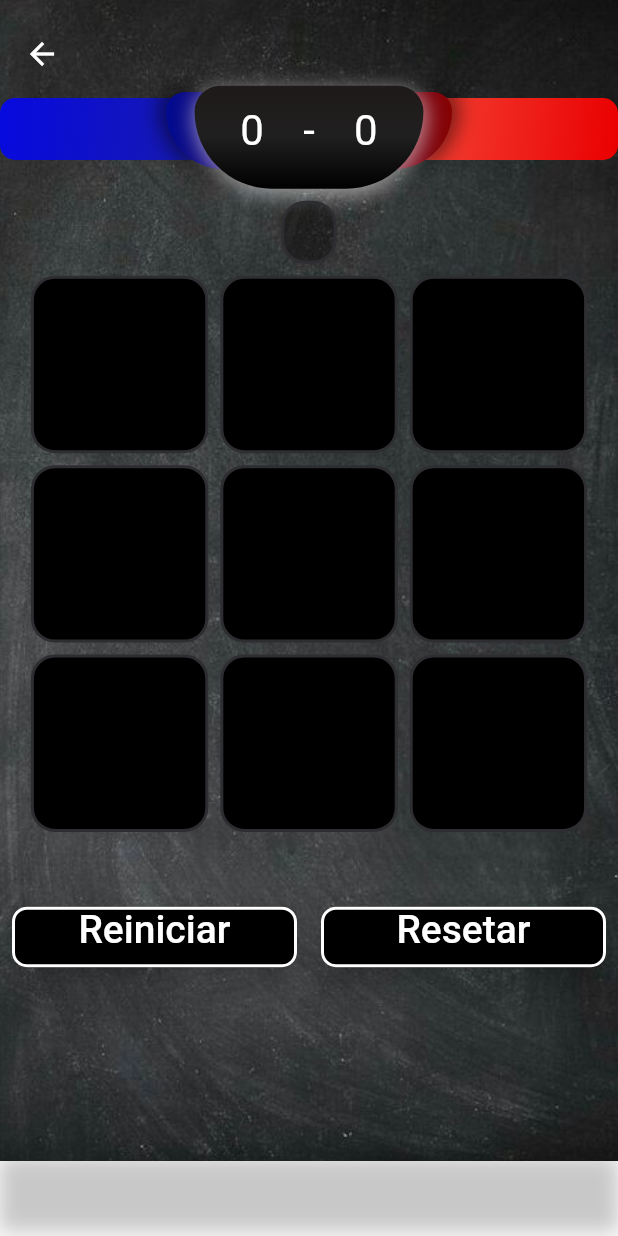
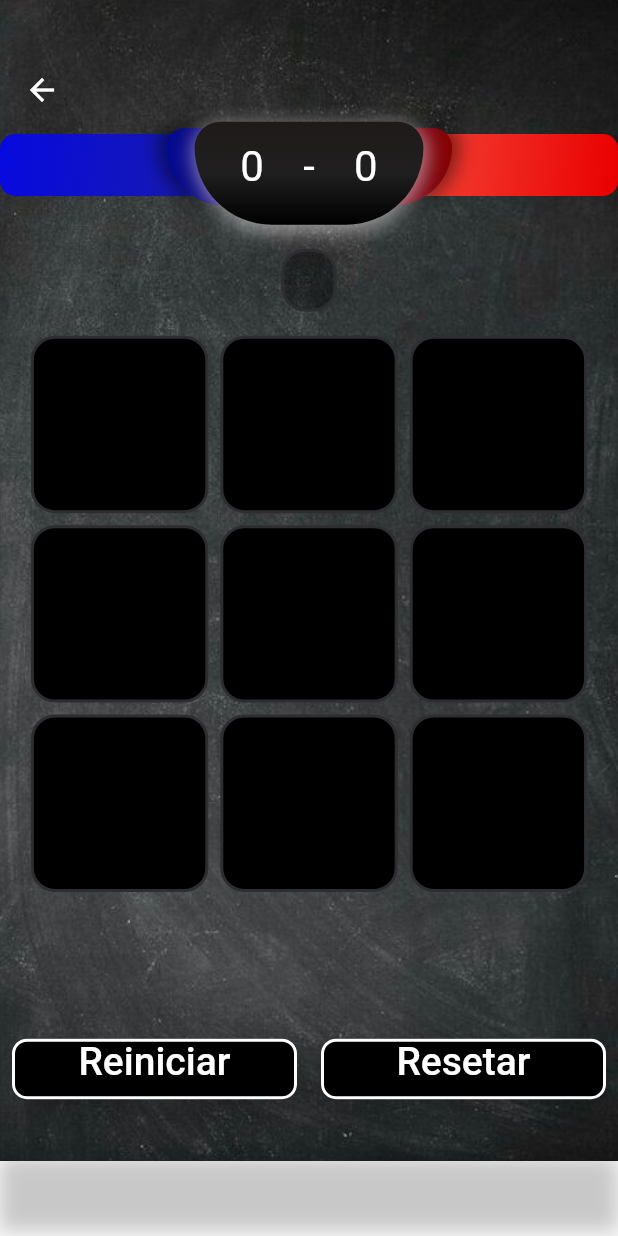
Before and after one commit to thiagolop/jogo_da_velha, a Flutter app: the HomePage screen opened by its route, on a phone screen of 412 x 824 dp. Run offline on Flutter 3.47's test engine with Material 2 defaults, Android fonts, the phone set to English and light mode, and no system bars; drawn by our look-alikes of google_mobile_ads; our stand-ins replace google_fonts; network calls fail; Roboto replaces fonts that are missing (Coiny).

Commit message:
add ajust padding

```diff
--- a/lib/app/pages/home/view/home_page.dart
+++ b/lib/app/pages/home/view/home_page.dart
@@ -64,17 +64,18 @@ class _HomePageState extends State<HomePage> {
                     mainAxisAlignment: MainAxisAlignment.spaceAround,
                     crossAxisAlignment: CrossAxisAlignment.center,
                     children: [
-                      const SizedBox(height: 8),
+                      const SizedBox(height: 32),
                       const AppBarArea(),
                       const ScoreGame(),
-                      const SizedBox(height: 8),
+                      const SizedBox(height: 16),
                       OnTurnText(controller: controller, text: controller.jogador),
-                      const SizedBox(height: 8),
+                      const SizedBox(height: 16),
                       const GameWidget(),
+                      const SizedBox(height: 16),
                       Text(controller.vencedor, style: context.textStyles.textCoiny.copyWith(fontSize: 26)),
-                      const SizedBox(height: 16),
+                      const SizedBox(height: 32),
                       const Padding(
-                        padding: EdgeInsets.symmetric(horizontal: 8),
+                        padding: EdgeInsets.symmetric(horizontal: 8, vertical: 16),
                         child: CustomButtom(),
                       ),
                     ],
```
